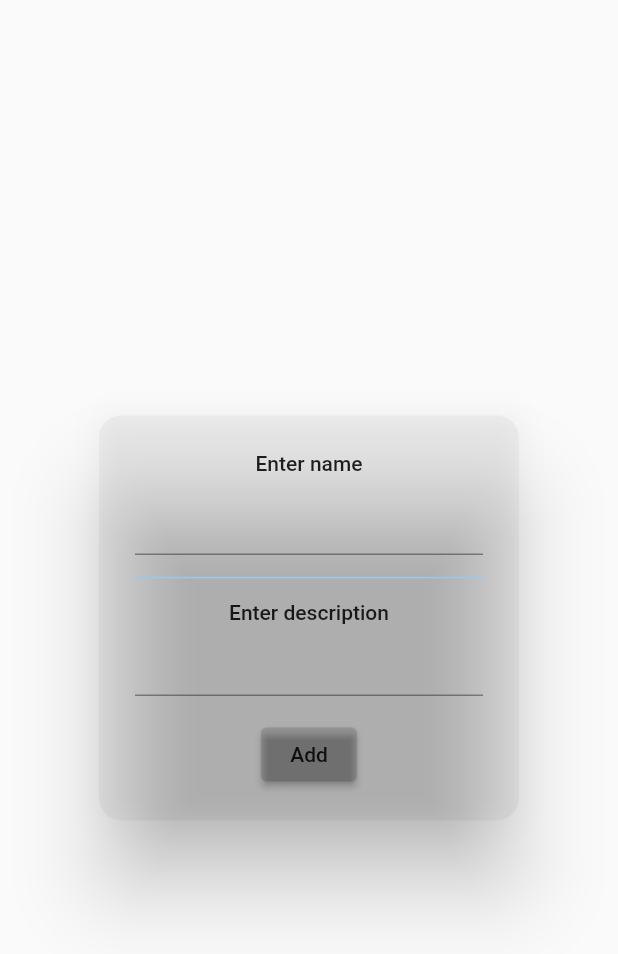
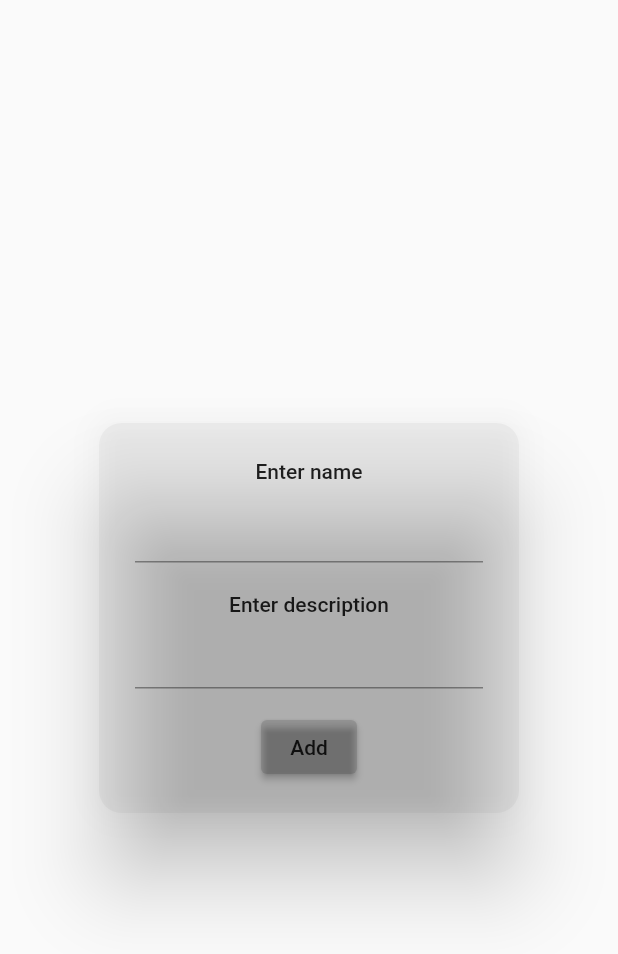
Before and after one commit to blueberry13-8/innostudy, a Flutter app: the PopUpObject widget shown alone on an empty page, opened directly, on a phone screen of 412 x 824 dp. Shown: the top 954 px of the screen. Run offline on Flutter 3.47's test engine with Material 2 defaults, Android fonts, the phone set to English and light mode, and no system bars; our stand-ins replace cloud_firestore, easy_dynamic_theme, file_picker, firebase_auth, firebase_core, firebase_crashlytics and 3 more; missing offline and left inert: textfield_search, universal_html; accounts and stored records are empty; network calls fail.

Commit message:
Update window style

```diff
--- a/lib/widgets/pop_up_add_object.dart
+++ b/lib/widgets/pop_up_add_object.dart
@@ -52,17 +52,12 @@ class _PopUpObjectState extends State<PopUpObject> {
             ),
             TextField(
               onChanged: (String value) => name = value,
+              style: TextStyle(
+                color: Theme.of(context).primaryColor,
+              ),
             ),
             const SizedBox(
-              height: 10,
-            ),
-            Divider(
-              height: 10,
-              color: Theme.of(context).backgroundColor,
-              thickness: 1,
-            ),
-            const SizedBox(
-              height: 10,
+              height: 20,
             ),
             Text(
               'Enter description',
@@ -70,6 +65,9 @@ class _PopUpObjectState extends State<PopUpObject> {
             ),
             TextField(
               onChanged: (String value) => description = value,
+              style: TextStyle(
+                color: Theme.of(context).primaryColor,
+              ),
             ),
             const SizedBox(
               height: 15,
```
